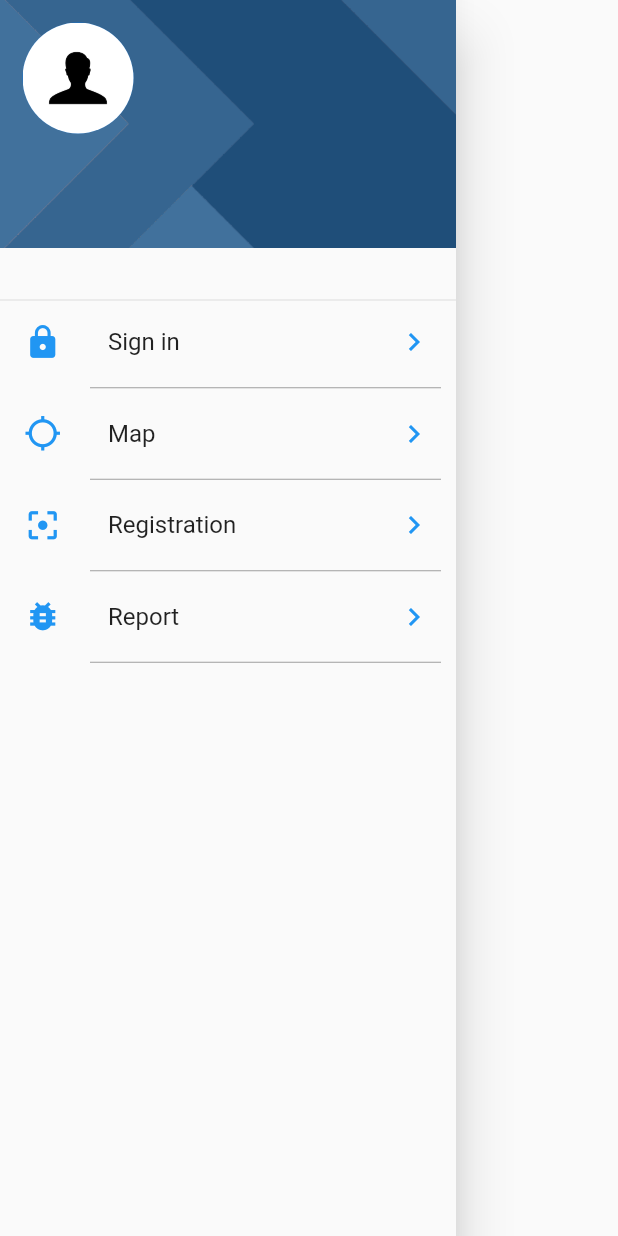
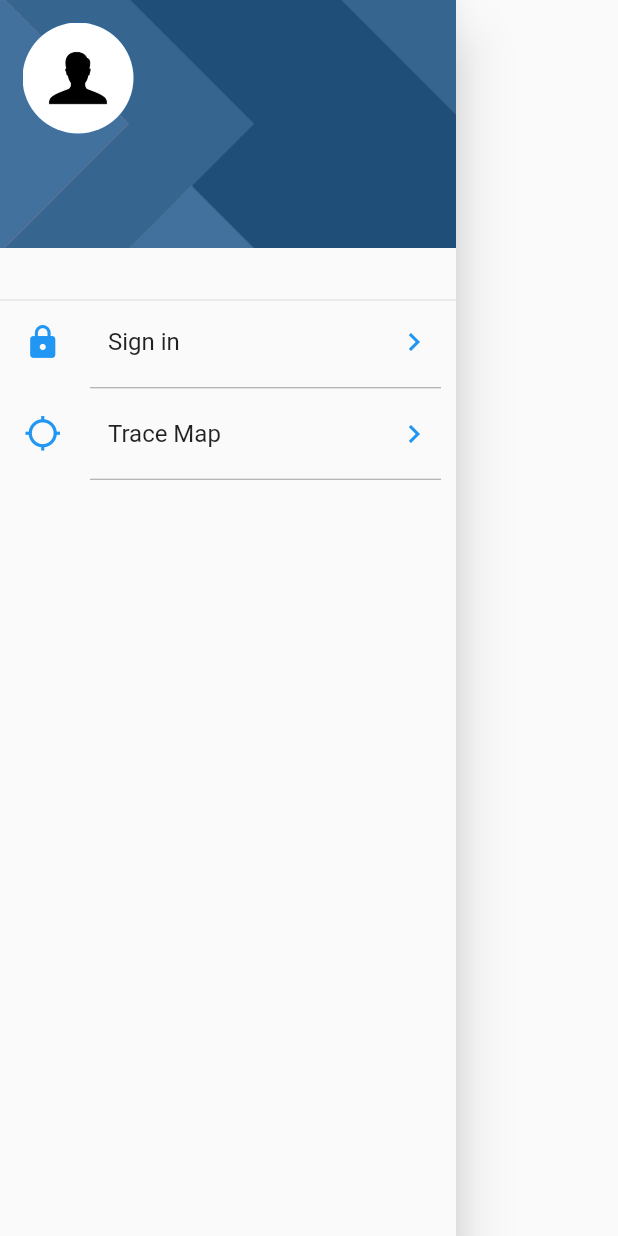
Before and after one commit to CON18/tracemyanmar, a Flutter app: the Drawerr widget shown alone on an empty page, opened directly, on a phone screen of 412 x 824 dp. Run offline on Flutter 3.47's test engine with Material 2 defaults, Android fonts, the phone set to English and light mode, and no system bars; our stand-ins replace firebase_messaging, flutter_cache_manager, flutter_datetime_picker, flutter_slidable, fluttertoast, geolocator and 4 more; missing offline and left inert: device_id, fluster, qrscan; accounts and stored records are empty.

Commit message:
4-4-20-map

```diff
--- a/lib/Drawer/drawer.dart
+++ b/lib/Drawer/drawer.dart
@@ -4,7 +4,9 @@ import 'package:TraceMyanmar/Drawer/Profile/profile.dart';
 import 'package:TraceMyanmar/Drawer/report/page.dart';
 import 'package:TraceMyanmar/Drawer/updatelocation.dart';
 import 'package:TraceMyanmar/LoginandRegister/login.dart';
+import 'package:TraceMyanmar/location/helpers/text_map.dart';
 import 'package:TraceMyanmar/location/pages/home_page.dart';
+
 import 'package:TraceMyanmar/sqlite.dart';
 import 'package:flutter/material.dart';
 import 'package:shared_preferences/shared_preferences.dart';
@@ -15,7 +17,7 @@ class Drawerr extends StatefulWidget {
 }
 
 class _DrawerrState extends State<Drawerr> {
-  String uu = '',ss = '';
+  String uu = '', ss = '';
 
   @override
   void initState() {
@@ -96,12 +98,15 @@ class _DrawerrState extends State<Drawerr> {
                                     children: <Widget>[
                                       GestureDetector(
                                           onTap: () {
-                                            uu==null? _showDialog() :
-                                            Navigator.push(
-                                                context,
-                                                MaterialPageRoute(
-                                                    builder: (context) =>
-                                                        Profile(userid:uu,username:ss)));
+                                            uu == null
+                                                ? _showDialog()
+                                                : Navigator.push(
+                                                    context,
+                                                    MaterialPageRoute(
+                                                        builder: (context) =>
+                                                            Profile(
+                                                                userid: uu,
+                                                                username: ss)));
                                           },
                                           child: CircleAvatar(
                                             radius: 37,
@@ -231,57 +236,65 @@ class _DrawerrState extends State<Drawerr> {
             color: Colors.blue,
             size: 25,
           ),
-          title: Text("Map"),
+          title: Text("Trace Map"),
           trailing: Icon(Icons.keyboard_arrow_right, color: Colors.blue),
           onTap: () {
+            // Navigator.push(
+            //   context,
+            //   MaterialPageRoute(builder: (context) => HomePage()),
+            // );
+            // Navigator.push(
+            //   context,
+            //   MaterialPageRoute(builder: (context) => TestMap()),
+            // );
             Navigator.push(
               context,
               MaterialPageRoute(builder: (context) => HomePage()),
             );
           },
         ),
-        Divider(
-          indent: 60,
-          endIndent: 10,
-          color: Colors.grey[500],
-          height: 5,
-        ),
-        ListTile(
-          leading: Icon(
-            Icons.filter_center_focus,
-            color: Colors.blue,
-            size: 25,
-          ),
-          title: Text("Registration"),
-          trailing: Icon(Icons.keyboard_arrow_right, color: Colors.blue),
-          onTap: () {
-            Navigator.push(
-              context,
-              MaterialPageRoute(builder: (context) => Fleet()),
-            );
-          },
-        ),
-        Divider(
-          indent: 60,
-          endIndent: 10,
-          color: Colors.grey[500],
-          height: 5,
-        ),
-        ListTile(
-          leading: Icon(
-            Icons.bug_report,
-            color: Colors.blue,
-            size: 25,
-          ),
-          title: Text("Report"),
-          trailing: Icon(Icons.keyboard_arrow_right, color: Colors.blue),
-          onTap: () {
-            Navigator.push(
-              context,
-              MaterialPageRoute(builder: (context) => PageNew()),
-            );
-          },
-        ),
+        // // Divider(
+        // //   indent: 60,
+        // //   endIndent: 10,
+        // //   color: Colors.grey[500],
+        // //   height: 5,
+        // // ),
+        // // ListTile(
+        // //   leading: Icon(
+        // //     Icons.filter_center_focus,
+        // //     color: Colors.blue,
+        // //     size: 25,
+        // //   ),
+        // //   title: Text("Registration"),
+        // //   trailing: Icon(Icons.keyboard_arrow_right, color: Colors.blue),
+        // //   onTap: () {
+        // //     Navigator.push(
+        // //       context,
+        // //       MaterialPageRoute(builder: (context) => Fleet()),
+        // //     );
+        // //   },
+        // // ),
+        // // Divider(
+        // //   indent: 60,
+        // //   endIndent: 10,
+        // //   color: Colors.grey[500],
+        // //   height: 5,
+        // // ),
+        // // ListTile(
+        // //   leading: Icon(
+        // //     Icons.bug_report,
+        // //     color: Colors.blue,
+        // //     size: 25,
+        // //   ),
+        // //   title: Text("Report"),
+        // //   trailing: Icon(Icons.keyboard_arrow_right, color: Colors.blue),
+        // //   onTap: () {
+        // //     Navigator.push(
+        // //       context,
+        // //       MaterialPageRoute(builder: (context) => PageNew()),
+        // //     );
+        // //   },
+        // // ),
         Divider(
           indent: 60,
           endIndent: 10,
```
Also changed, not shown: lib/location/helpers/singleMkr_map.dart (added, +105 -0 lines), lib/location/helpers/text_map.dart (added, +106 -0 lines), lib/location/pages/home_page.dart (+118 -62 lines), lib/sqlite.dart (+33 -8 lines), 3 other files.
